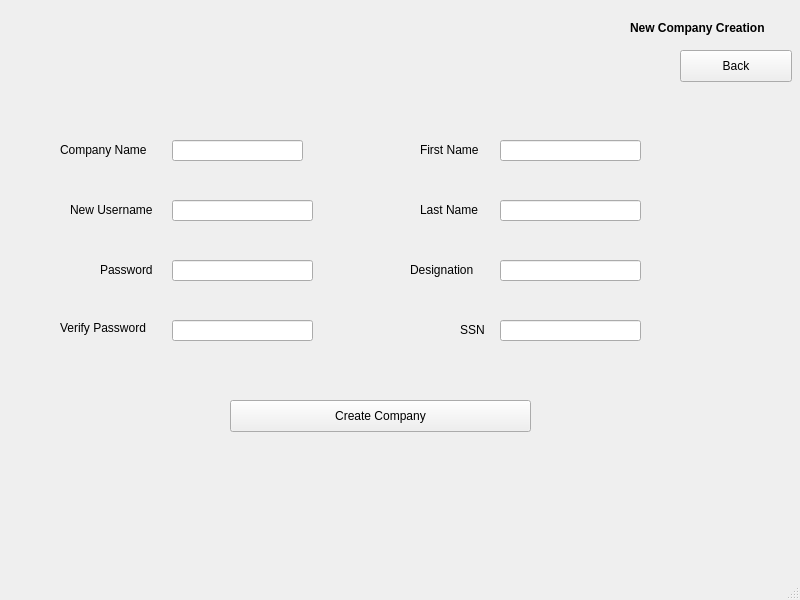
First picture: the form in EDI/windownewcompany.ui, repository katietrom11392/EDI, before the edit.
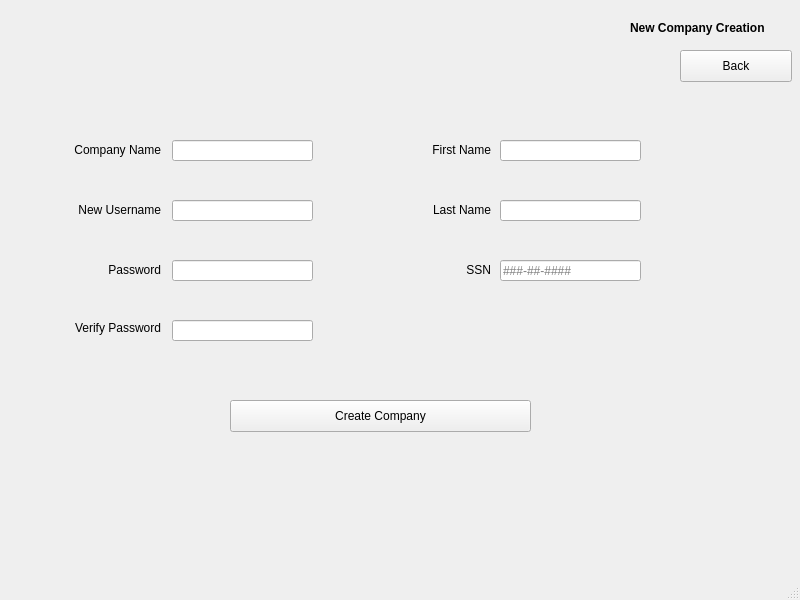
Second picture: the form after the edit. Icons and pictures are not drawn.

Commit message:
New Company Form
- Tabs now cascade correctly
- Added limits on the text fields to match the length limits in the database
- Added SSN validation. SSN can be entered as a string of digits, or a string of digits with spaces included. If added with dashes, they will be removed for the SQL query
- Added password validation, ensures that the two fields match.

The edit to the form file:
```diff
--- a/EDI/windownewcompany.ui
+++ b/EDI/windownewcompany.ui
@@ -58,6 +58,9 @@
     <property name="text">
      <string>Company Name</string>
     </property>
+    <property name="alignment">
+     <set>Qt::AlignRight|Qt::AlignTrailing|Qt::AlignVCenter</set>
+    </property>
    </widget>
    <widget class="QLabel" name="label_3">
     <property name="geometry">
@@ -71,6 +74,9 @@
     <property name="text">
      <string>New Username</string>
     </property>
+    <property name="alignment">
+     <set>Qt::AlignRight|Qt::AlignTrailing|Qt::AlignVCenter</set>
+    </property>
    </widget>
    <widget class="QLabel" name="label_4">
     <property name="geometry">
@@ -84,6 +90,9 @@
     <property name="text">
      <string>Password</string>
     </property>
+    <property name="alignment">
+     <set>Qt::AlignRight|Qt::AlignTrailing|Qt::AlignVCenter</set>
+    </property>
    </widget>
    <widget class="QLabel" name="label_5">
     <property name="geometry">
@@ -97,13 +106,16 @@
     <property name="text">
      <string>Verify Password</string>
     </property>
+    <property name="alignment">
+     <set>Qt::AlignRight|Qt::AlignTrailing|Qt::AlignVCenter</set>
+    </property>
    </widget>
    <widget class="QLineEdit" name="lineEdit_company_name">
     <property name="geometry">
      <rect>
       <x>172</x>
       <y>140</y>
-      <width>131</width>
+      <width>141</width>
       <height>21</height>
      </rect>
     </property>
@@ -150,6 +162,9 @@
     <property name="text">
      <string>First Name</string>
     </property>
+    <property name="alignment">
+     <set>Qt::AlignRight|Qt::AlignTrailing|Qt::AlignVCenter</set>
+    </property>
    </widget>
    <widget class="QLabel" name="label_7">
     <property name="geometry">
@@ -163,25 +178,15 @@
     <property name="text">
      <string>Last Name</string>
     </property>
-   </widget>
-   <widget class="QLabel" name="label_8">
-    <property name="geometry">
-     <rect>
-      <x>410</x>
-      <y>260</y>
-      <width>71</width>
-      <height>20</height>
-     </rect>
-    </property>
-    <property name="text">
-     <string>Designation</string>
+    <property name="alignment">
+     <set>Qt::AlignRight|Qt::AlignTrailing|Qt::AlignVCenter</set>
     </property>
    </widget>
    <widget class="QLabel" name="label_9">
     <property name="geometry">
      <rect>
       <x>460</x>
-      <y>320</y>
+      <y>260</y>
       <width>31</width>
       <height>20</height>
      </rect>
@@ -189,26 +194,25 @@
     <property name="text">
      <string>SSN</string>
     </property>
+    <property name="alignment">
+     <set>Qt::AlignRight|Qt::AlignTrailing|Qt::AlignVCenter</set>
+    </property>
    </widget>
    <widget class="QLineEdit" name="lineEdit_ssn">
     <property name="geometry">
      <rect>
       <x>500</x>
-      <y>320</y>
-      <width>141</width>
-      <height>21</height>
-     </rect>
-    </property>
-   </widget>
-   <widget class="QLineEdit" name="lineEdit_designation">
-    <property name="geometry">
-     <rect>
-      <x>500</x>
       <y>260</y>
       <width>141</width>
       <height>21</height>
      </rect>
     </property>
+    <property name="maxLength">
+     <number>11</number>
+    </property>
+    <property name="placeholderText">
+     <string>###-##-####</string>
+    </property>
    </widget>
    <widget class="QLineEdit" name="lineEdit_last_name">
     <property name="geometry">
@@ -243,6 +247,43 @@
      <string>Back</string>
     </property>
    </widget>
+   <widget class="QLabel" name="label_8">
+    <property name="geometry">
+     <rect>
+      <x>10</x>
+      <y>10</y>
+      <width>61</width>
+      <height>31</height>
+     </rect>
+    </property>
+    <property name="text">
+     <string/>
+    </property>
+    <property name="pixmap">
+     <pixmap resource="logo.qrc">:/new/prefix1/logo.png</pixmap>
+    </property>
+    <property name="scaledContents">
+     <bool>true</bool>
+    </property>
+   </widget>
+   <zorder>label</zorder>
+   <zorder>pushButtonNewCompanyDone</zorder>
+   <zorder>label_2</zorder>
+   <zorder>label_3</zorder>
+   <zorder>label_4</zorder>
+   <zorder>label_5</zorder>
+   <zorder>lineEdit_company_name</zorder>
+   <zorder>lineEdit_verify_password</zorder>
+   <zorder>lineEdit_password</zorder>
+   <zorder>label_6</zorder>
+   <zorder>label_7</zorder>
+   <zorder>label_9</zorder>
+   <zorder>lineEdit_ssn</zorder>
+   <zorder>lineEdit_last_name</zorder>
+   <zorder>lineEdit_first_name</zorder>
+   <zorder>pushButton</zorder>
+   <zorder>label_8</zorder>
+   <zorder>lineEdit_new_username</zorder>
   </widget>
   <widget class="QMenuBar" name="menubar">
    <property name="geometry">
```
Left out of the diff: 47 changed lines with no effect on the pictures. The commit also changes 2 other files.
